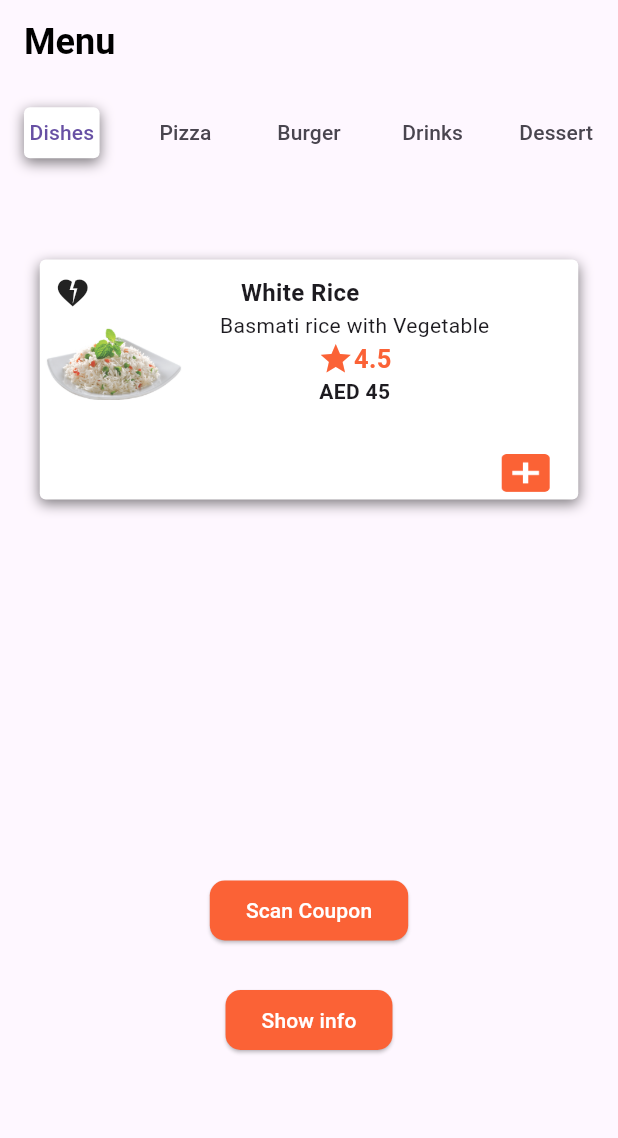
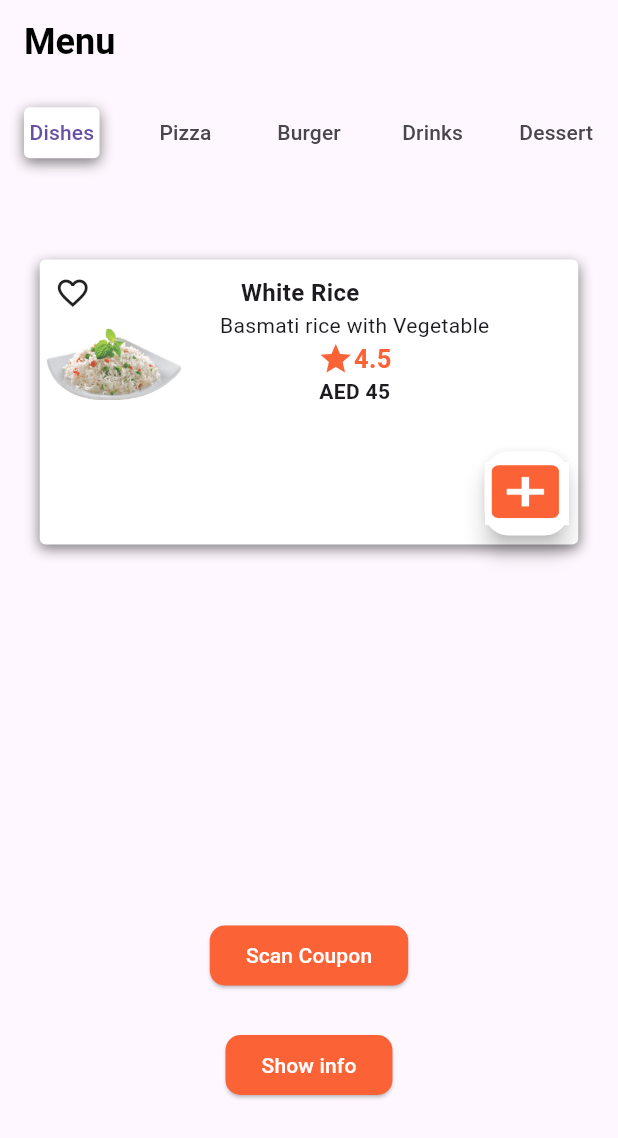
Before and after one commit to Flutter-gg-1/Restaurant-Menu-app, a Flutter app: the screen it shows after launch, on a phone screen of 412 x 824 dp. Shown: the top 1138 px of the screen. Run offline on Flutter 3.47's test engine with Material 3 defaults, Android fonts, the light colour scheme and no system bars.

Commit message:
UPD common

```diff
--- a/lib/common.dart
+++ b/lib/common.dart
@@ -3,7 +3,7 @@ import 'package:flutter/material.dart';
 Widget myContainer() {
   return Container(
     width: 359,
-    height: 160,
+    height: 190,
     decoration: BoxDecoration(
       borderRadius: BorderRadius.circular(4),
       color: Colors.white,
@@ -25,7 +25,7 @@ Widget myContainer() {
               SizedBox(height: 20),
               Row(
                 children: [
-                  Icon(Icons.heart_broken_sharp),
+                  Icon(Icons.favorite_border),
                   SizedBox(width: 100),
                   Text('White Rice',
                       style:
@@ -65,9 +65,12 @@ Widget myContainer() {
           ],
         ),
         Padding(
-          padding: const EdgeInsets.only(left: 290, top: 30),
-          child: Image.asset('assets/b.png', width: 40),
-        ),
+            padding: const EdgeInsets.only(left: 290, top: 30),
+            child: FloatingActionButton(
+              onPressed: () {},
+              backgroundColor: Colors.white,
+              child: Image.asset('assets/b.png'),
+            )),
       ],
     ),
   );
```
